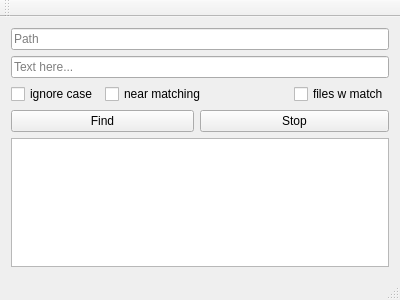
Qt form mainwindow.ui (gleb-kov/qtgrep) before a commit.
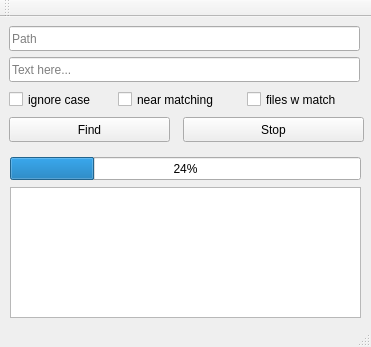
The same form after that commit.

```diff
--- a/mainwindow.ui
+++ b/mainwindow.ui
@@ -6,78 +6,128 @@
    <rect>
     <x>0</x>
     <y>0</y>
-    <width>400</width>
-    <height>300</height>
+    <width>371</width>
+    <height>347</height>
    </rect>
   </property>
   <property name="windowTitle">
    <string>Grep</string>
   </property>
   <widget class="QWidget" name="centralWidget">
-   <layout class="QGridLayout" name="gridLayout">
-    <item row="0" column="0" colspan="4">
      <widget class="QLineEdit" name="lineEdit">
+    <property name="geometry">
+     <rect>
+      <x>9</x>
+      <y>9</y>
+      <width>351</width>
+      <height>25</height>
+     </rect>
+    </property>
       <property name="placeholderText">
        <string>Path</string>
       </property>
      </widget>
-    </item>
-    <item row="1" column="0" colspan="4">
      <widget class="QLineEdit" name="lineEdit_2">
+    <property name="geometry">
+     <rect>
+      <x>9</x>
+      <y>40</y>
+      <width>351</width>
+      <height>25</height>
+     </rect>
+    </property>
       <property name="placeholderText">
        <string>Text here...</string>
       </property>
      </widget>
-    </item>
-    <item row="2" column="0">
      <widget class="QCheckBox" name="checkBox">
+    <property name="geometry">
+     <rect>
+      <x>9</x>
+      <y>71</y>
+      <width>103</width>
+      <height>23</height>
+     </rect>
+    </property>
       <property name="text">
        <string>ignore case</string>
       </property>
      </widget>
-    </item>
-    <item row="2" column="1" colspan="2">
      <widget class="QCheckBox" name="checkBox_2">
+    <property name="geometry">
+     <rect>
+      <x>118</x>
+      <y>71</y>
+      <width>123</width>
+      <height>23</height>
+     </rect>
+    </property>
       <property name="text">
        <string>near matching</string>
       </property>
      </widget>
-    </item>
-    <item row="2" column="3">
      <widget class="QCheckBox" name="checkBox_3">
+    <property name="geometry">
+     <rect>
+      <x>247</x>
+      <y>71</y>
+      <width>115</width>
+      <height>23</height>
+     </rect>
+    </property>
       <property name="text">
        <string>files w match</string>
       </property>
      </widget>
-    </item>
-    <item row="3" column="0" colspan="2">
      <widget class="QPushButton" name="pushButton">
+    <property name="geometry">
+     <rect>
+      <x>9</x>
+      <y>100</y>
+      <width>161</width>
+      <height>25</height>
+     </rect>
+    </property>
       <property name="text">
        <string>Find</string>
       </property>
      </widget>
-    </item>
-    <item row="3" column="2" colspan="2">
      <widget class="QPushButton" name="pushButton_2">
+    <property name="geometry">
+     <rect>
+      <x>183</x>
+      <y>100</y>
+      <width>181</width>
+      <height>25</height>
+     </rect>
+    </property>
       <property name="text">
        <string>Stop</string>
       </property>
      </widget>
-    </item>
-    <item row="4" column="0" colspan="4">
-     <widget class="QTextBrowser" name="textBrowser"/>
-    </item>
-   </layout>
-  </widget>
-  <widget class="QMenuBar" name="menuBar">
+   <widget class="QProgressBar" name="progressBar">
+    <property name="geometry">
+     <rect>
+      <x>10</x>
+      <y>140</y>
+      <width>351</width>
+      <height>23</height>
+     </rect>
+    </property>
+    <property name="value">
+     <number>24</number>
+    </property>
+   </widget>
+   <widget class="QTextBrowser" name="textBrowser">
    <property name="geometry">
     <rect>
-     <x>0</x>
-     <y>0</y>
-     <width>400</width>
-     <height>22</height>
-    </rect>
-   </property>
+      <x>10</x>
+      <y>170</y>
+      <width>351</width>
+      <height>131</height>
+     </rect>
+    </property>
+   </widget>
   </widget>
   <widget class="QToolBar" name="mainToolBar">
    <attribute name="toolBarArea">
```
Lines whose indentation alone changed are shown as unchanged.
